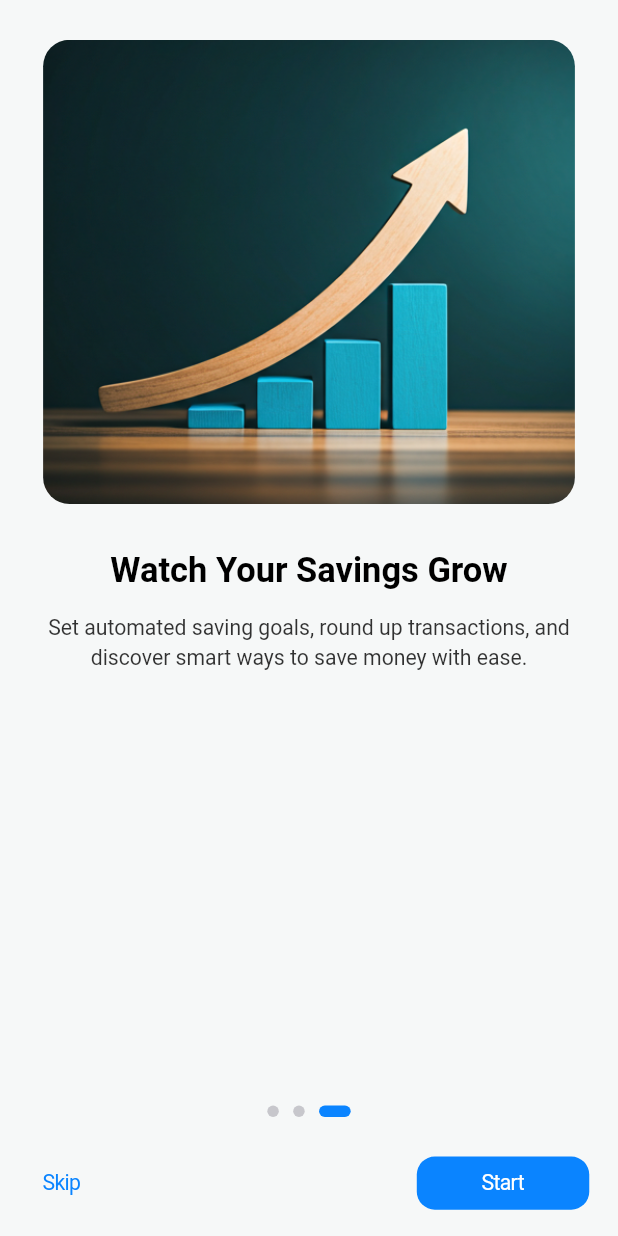
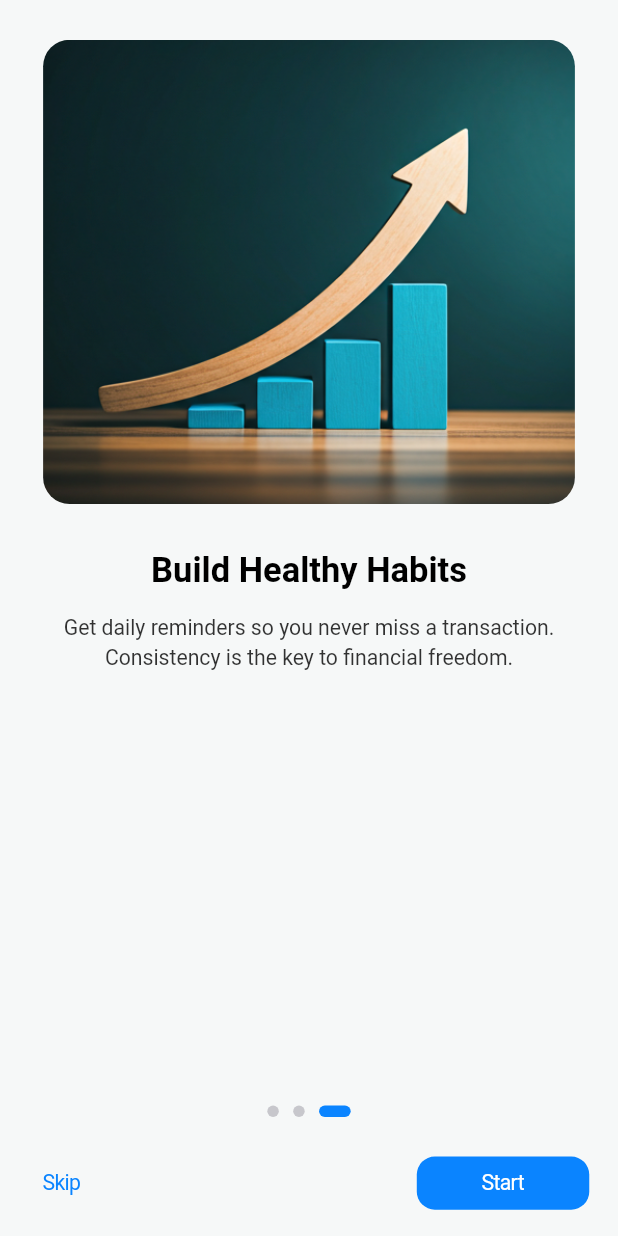
Before and after one commit to DuogKhiem245/Spend-Flow, a Flutter app: the screen it shows after launch, swiped to page 3, on a phone screen of 412 x 824 dp. Run offline on Flutter 3.47's test engine with Material 3 defaults, Android fonts, the light colour scheme and no system bars; our stand-ins replace camera, cloud_firestore, cloud_functions, csv, file_picker, firebase_auth and 25 more; missing offline and left inert: cupertino_native, excel, mapbox_maps_flutter, pull_down_button; accounts and stored records are empty.

Commit message:
feat: integrate Google Mobile Ads SDK and update localization strings

```diff
--- a/lib/assets/l10n/app_en.arb
+++ b/lib/assets/l10n/app_en.arb
@@ -33,12 +33,12 @@
   "success": "Success",
   "loading": "Loading...",
 
-  "onboard_step1_title": "Simplify Your Finances",
-  "onboard_step1_message": "All your accounts in one place. See where your money goes and achieve your financial goals effortlessly.",
-  "onboard_step2_title": "Take Control of Your Spending",
-  "onboard_step2_message": "Set spending limits, track categories, and stay on top of your financial goals with personal budgeting.",
-  "onboard_step3_title": "Watch Your Savings Grow",
-  "onboard_step3_message": "Set automated saving goals, round up transactions, and discover smart ways to save money with ease.",
+  "onboard_step1_title": "Record in a Snap",
+  "onboard_step1_message": "Automatically detect spending locations for faster logging. Never wonder where your money went again.",
+  "onboard_step2_title": "Master Your Wallet",
+  "onboard_step2_message": "Set spending limits for each category. We’ll keep you on track with your financial goals",
+  "onboard_step3_title": "Build Healthy Habits",
+  "onboard_step3_message": "Get daily reminders so you never miss a transaction. Consistency is the key to financial freedom.",
 
   "create_first_wallet": "Create Your First Wallet",
   "welcome_create_wallet": "Welcome to SpendFlow!\nLet's create your first wallet to get started.",
--- a/lib/assets/l10n/app_localizations_en.dart
+++ b/lib/assets/l10n/app_localizations_en.dart
@@ -105,25 +105,25 @@ class AppLocalizationsEn extends AppLocalizations {
   String get loading => 'Loading...';
 
   @override
-  String get onboard_step1_title => 'Simplify Your Finances';
+  String get onboard_step1_title => 'Record in a Snap';
 
   @override
   String get onboard_step1_message =>
-      'All your accounts in one place. See where your money goes and achieve your financial goals effortlessly.';
+      'Automatically detect spending locations for faster logging. Never wonder where your money went again.';
 
   @override
-  String get onboard_step2_title => 'Take Control of Your Spending';
+  String get onboard_step2_title => 'Master Your Wallet';
 
   @override
   String get onboard_step2_message =>
-      'Set spending limits, track categories, and stay on top of your financial goals with personal budgeting.';
+      'Set spending limits for each category. We’ll keep you on track with your financial goals';
 
   @override
-  String get onboard_step3_title => 'Watch Your Savings Grow';
+  String get onboard_step3_title => 'Build Healthy Habits';
 
   @override
   String get onboard_step3_message =>
-      'Set automated saving goals, round up transactions, and discover smart ways to save money with ease.';
+      'Get daily reminders so you never miss a transaction. Consistency is the key to financial freedom.';
 
   @override
   String get create_first_wallet => 'Create Your First Wallet';
--- a/lib/assets/l10n/app_localizations_vi.dart
+++ b/lib/assets/l10n/app_localizations_vi.dart
@@ -105,25 +105,25 @@ class AppLocalizationsVi extends AppLocalizations {
   String get loading => 'Đang tải...';
 
   @override
-  String get onboard_step1_title => 'Đơn giản hóa tài chính';
+  String get onboard_step1_title => 'Ghi chép trong nháy mắt';
 
   @override
   String get onboard_step1_message =>
-      'Tất cả tài khoản của bạn trong một nơi. Xem tiền của bạn đi đâu và đạt mục tiêu tài chính dễ dàng.';
+      'Tự động xác định địa điểm chi tiêu giúp bạn ghi chép nhanh hơn bao giờ hết. Không còn phải nhớ mình đã tiêu gì ở đâu.';
 
   @override
-  String get onboard_step2_title => 'Kiểm soát chi tiêu của bạn';
+  String get onboard_step2_title => 'Làm chủ ví tiền của bạn';
 
   @override
   String get onboard_step2_message =>
-      'Đặt hạn mức chi tiêu, theo dõi các danh mục và luôn nắm vững mục tiêu tài chính bằng cách tạo ngân sách cá nhân.';
+      'Thiết lập hạn mức chi tiêu cho từng danh mục. Chúng tôi sẽ giúp bạn luôn đi đúng lộ trình tài chính.';
 
   @override
-  String get onboard_step3_title => 'Xem khoản tiết kiệm tăng trưởng';
+  String get onboard_step3_title => 'Xây dựng thói quen tốt';
 
   @override
   String get onboard_step3_message =>
-      'Thiết lập mục tiêu tiết kiệm tự động, làm tròn các giao dịch và khám phá cách thông minh để tiết kiệm tiền dễ dàng.';
+      'Nhận thông báo nhắc nhở vào cuối ngày để không bỏ lỡ bất kỳ giao dịch nào. Kỷ luật là chìa khóa của sự thịnh vượng.';
 
   @override
   String get create_first_wallet => 'Tạo ví đầu tiên của bạn';
--- a/lib/main.dart
+++ b/lib/main.dart
@@ -5,6 +5,7 @@ import 'package:flutter/material.dart';
 import 'package:flutter_dotenv/flutter_dotenv.dart';
 import 'package:flutter_localizations/flutter_localizations.dart';
 import 'package:flutter_screenutil/flutter_screenutil.dart';
+import 'package:google_mobile_ads/google_mobile_ads.dart';
 import 'package:mapbox_maps_flutter/mapbox_maps_flutter.dart' hide Size;
 import 'package:shared_preferences/shared_preferences.dart';
 import 'package:spend_flow/assets/l10n/app_localizations.dart';
@@ -21,6 +22,8 @@ final themeService = ThemeService();
 
 void main() async {
   WidgetsFlutterBinding.ensureInitialized();
+
+  await MobileAds.instance.initialize();
 
   await Firebase.initializeApp(options: DefaultFirebaseOptions.currentPlatform);
 
--- a/pubspec.yaml
+++ b/pubspec.yaml
@@ -56,6 +56,7 @@ dependencies:
   flutter_dotenv: ^6.0.0
   geolocator: ^14.0.2
   dotted_border: ^3.1.0
+  google_mobile_ads: ^7.0.0
   # google_maps_flutter: ^2.14.0
   # geolocator: ^14.0.2
 
```
Also changed, not shown: lib/assets/l10n/app_localizations.dart (+6 -6 lines), lib/assets/l10n/app_vi.arb (+6 -6 lines), lib/core/widgets/nav.dart (+67 -6 lines), lib/features/budget/budget_view.dart (+25 -11 lines), lib/features/home/home_view.dart (+9 -2 lines), lib/features/setting/setting_view.dart (+5 -2 lines), 4 other files.
